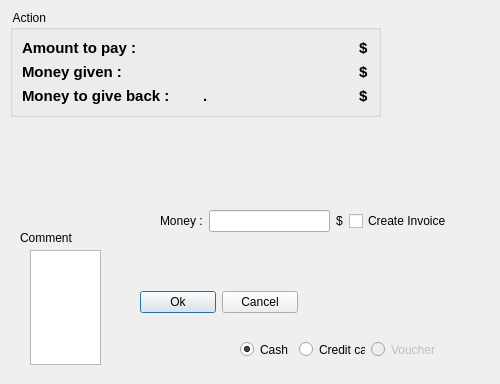
Above: client/dlgcassaaction.ui from tbikfalvi/Belenus before the change. Below: the same form after it.
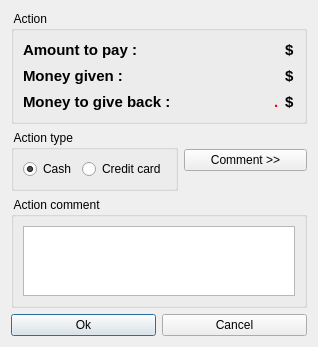
That is the form after the change.

Diff of the .ui file:
```diff
--- a/client/dlgcassaaction.ui
+++ b/client/dlgcassaaction.ui
@@ -6,45 +6,28 @@
    <rect>
     <x>0</x>
     <y>0</y>
-    <width>500</width>
-    <height>384</height>
+    <width>318</width>
+    <height>337</height>
    </rect>
   </property>
+  <property name="sizePolicy">
+   <sizepolicy hsizetype="Preferred" vsizetype="Minimum">
+    <horstretch>0</horstretch>
+    <verstretch>0</verstretch>
+   </sizepolicy>
+  </property>
+  <property name="maximumSize">
+   <size>
+    <width>16777215</width>
+    <height>16777215</height>
+   </size>
+  </property>
   <property name="windowTitle">
    <string>Dialog</string>
   </property>
-  <widget class="QLabel" name="lblComment">
-   <property name="geometry">
-    <rect>
-     <x>20</x>
-     <y>230</y>
-     <width>52</width>
-     <height>16</height>
-    </rect>
-   </property>
-   <property name="text">
-    <string>Comment :</string>
-   </property>
-  </widget>
-  <widget class="QTextEdit" name="teComment">
-   <property name="geometry">
-    <rect>
-     <x>30</x>
-     <y>250</y>
-     <width>71</width>
-     <height>115</height>
-    </rect>
-   </property>
-  </widget>
+  <layout class="QVBoxLayout" name="verticalLayout_3">
+   <item>
   <widget class="QGroupBox" name="gbMoneyAction">
-   <property name="geometry">
-    <rect>
-     <x>10</x>
-     <y>10</y>
-     <width>371</width>
-     <height>107</height>
-    </rect>
-   </property>
    <property name="title">
     <string> Action </string>
    </property>
@@ -94,7 +77,7 @@
          <bool>false</bool>
         </property>
         <property name="styleSheet">
-         <string notr="true">border: 0; background: transparent;</string>
+           <string notr="true">border: 0; background: transparent; color: rgb(0, 85, 0);</string>
         </property>
         <property name="alignment">
          <set>Qt::AlignRight|Qt::AlignTrailing|Qt::AlignVCenter</set>
@@ -118,7 +101,31 @@
      </layout>
     </item>
     <item>
-     <layout class="QHBoxLayout" name="horizontalLayout_5">
+       <widget class="QFrame" name="frmPayment">
+        <property name="minimumSize">
+         <size>
+          <width>0</width>
+          <height>0</height>
+         </size>
+        </property>
+        <property name="frameShape">
+         <enum>QFrame::NoFrame</enum>
+        </property>
+        <property name="frameShadow">
+         <enum>QFrame::Plain</enum>
+        </property>
+        <property name="lineWidth">
+         <number>0</number>
+        </property>
+        <layout class="QVBoxLayout" name="verticalLayout_4">
+         <property name="spacing">
+          <number>6</number>
+         </property>
+         <property name="margin">
+          <number>0</number>
+         </property>
+         <item>
+          <layout class="QHBoxLayout" name="horizontalLayout">
       <item>
        <widget class="QLabel" name="lblMoneyGiven">
         <property name="font">
@@ -134,7 +141,7 @@
        </widget>
       </item>
       <item>
-       <spacer name="horizontalSpacer_2">
+            <spacer name="spacerGiven">
         <property name="orientation">
          <enum>Qt::Horizontal</enum>
         </property>
@@ -162,7 +169,7 @@
          <bool>false</bool>
         </property>
         <property name="styleSheet">
-         <string notr="true">border: 0; background: transparent;</string>
+              <string notr="true">border: 0; background: transparent; color: rgb(0, 85, 0);</string>
         </property>
         <property name="alignment">
          <set>Qt::AlignRight|Qt::AlignTrailing|Qt::AlignVCenter</set>
@@ -216,9 +223,15 @@
       </item>
       <item>
        <widget class="QLabel" name="lblAmountToBack">
+             <property name="sizePolicy">
+              <sizepolicy hsizetype="Preferred" vsizetype="Minimum">
+               <horstretch>0</horstretch>
+               <verstretch>0</verstretch>
+              </sizepolicy>
+             </property>
         <property name="minimumSize">
          <size>
-          <width>150</width>
+               <width>0</width>
           <height>0</height>
          </size>
         </property>
@@ -232,6 +245,9 @@
         <property name="layoutDirection">
          <enum>Qt::RightToLeft</enum>
         </property>
+             <property name="styleSheet">
+              <string notr="true">color: rgb(255, 0, 0);</string>
+             </property>
         <property name="text">
          <string>.</string>
         </property>
@@ -255,57 +271,16 @@
     </item>
    </layout>
   </widget>
-  <widget class="QWidget" name="">
-   <property name="geometry">
-    <rect>
-     <x>160</x>
-     <y>210</y>
-     <width>292</width>
-     <height>22</height>
-    </rect>
-   </property>
-   <layout class="QHBoxLayout" name="horizontalLayout">
-    <item>
-     <widget class="QLabel" name="lblMoney">
-      <property name="text">
-       <string>Money :</string>
-      </property>
-     </widget>
-    </item>
-    <item>
-     <widget class="QLineEdit" name="ledMoney">
-      <property name="text">
-       <string/>
-      </property>
-      <property name="alignment">
-       <set>Qt::AlignRight|Qt::AlignTrailing|Qt::AlignVCenter</set>
-      </property>
-     </widget>
-    </item>
-    <item>
-     <widget class="QLabel" name="lblCurrencyShort">
-      <property name="text">
-       <string>$</string>
-      </property>
-     </widget>
-    </item>
-    <item>
-     <widget class="QCheckBox" name="cbInvoice">
-      <property name="text">
-       <string>Create Invoice</string>
-      </property>
-     </widget>
     </item>
    </layout>
   </widget>
-  <widget class="QWidget" name="">
-   <property name="geometry">
-    <rect>
-     <x>240</x>
-     <y>340</y>
-     <width>198</width>
-     <height>19</height>
-    </rect>
+   </item>
+   <item>
+    <layout class="QHBoxLayout" name="horizontalLayout_7">
+     <item>
+      <widget class="QGroupBox" name="gbActionType">
+       <property name="title">
+        <string> Action type </string>
    </property>
    <layout class="QHBoxLayout" name="horizontalLayout_2">
     <item>
@@ -325,28 +300,48 @@
       </property>
      </widget>
     </item>
+       </layout>
+      </widget>
+     </item>
     <item>
-     <widget class="QRadioButton" name="rbVoucher">
-      <property name="enabled">
-       <bool>false</bool>
-      </property>
+      <widget class="QPushButton" name="pbComment">
       <property name="text">
-       <string>Voucher</string>
-      </property>
-     </widget>
-    </item>
-   </layout>
-  </widget>
-  <widget class="QWidget" name="">
-   <property name="geometry">
-    <rect>
-     <x>140</x>
-     <y>290</y>
-     <width>158</width>
+        <string>Comment &gt;&gt;</string>
+       </property>
+       <property name="iconSize">
+        <size>
+         <width>25</width>
      <height>25</height>
-    </rect>
-   </property>
-   <layout class="QHBoxLayout" name="horizontalLayout_3">
+        </size>
+       </property>
+       <property name="autoDefault">
+        <bool>false</bool>
+       </property>
+      </widget>
+     </item>
+    </layout>
+   </item>
+   <item>
+    <widget class="QGroupBox" name="gbComment">
+     <property name="title">
+      <string> Action comment </string>
+     </property>
+     <layout class="QVBoxLayout" name="verticalLayout_2">
+      <item>
+       <widget class="QTextEdit" name="teComment">
+        <property name="maximumSize">
+         <size>
+          <width>16777215</width>
+          <height>80</height>
+         </size>
+        </property>
+       </widget>
+      </item>
+     </layout>
+    </widget>
+   </item>
+   <item>
+    <layout class="QHBoxLayout" name="layoutButtons">
     <item>
      <widget class="QPushButton" name="pbOk">
       <property name="text">
@@ -380,7 +375,8 @@
      </widget>
     </item>
    </layout>
-  </widget>
+   </item>
+  </layout>
  </widget>
  <tabstops>
   <tabstop>ledMoney</tabstop>
```
Left out of the diff: 8 changed lines with no effect on the pictures. Lines whose indentation alone changed are shown as unchanged.
